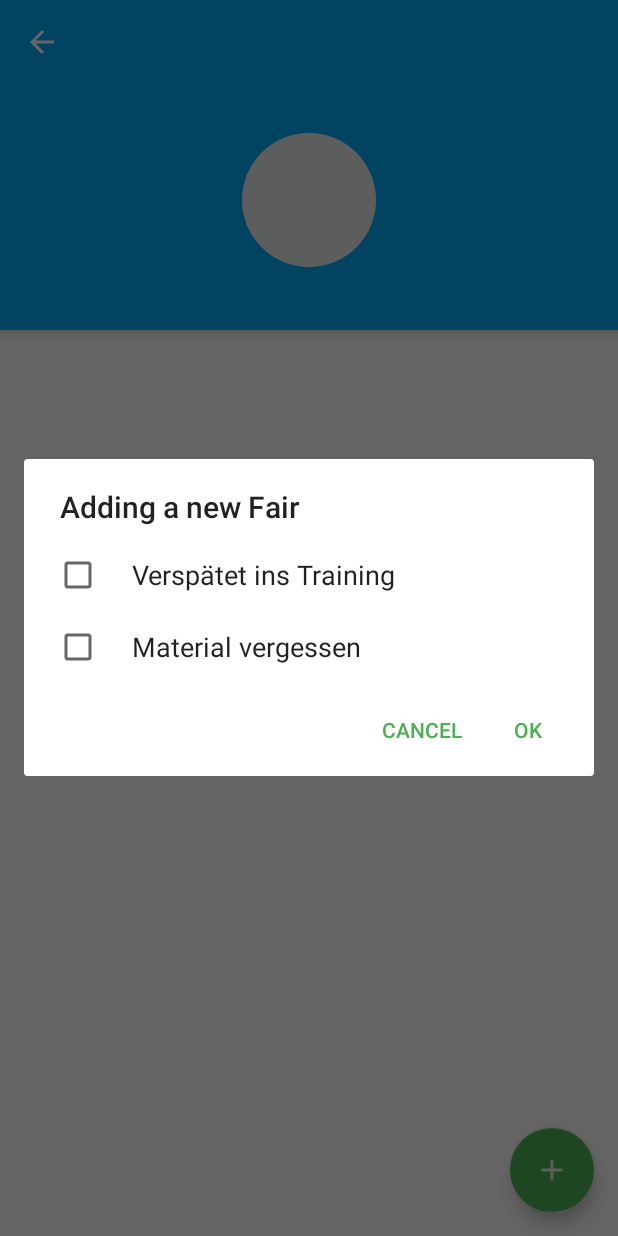
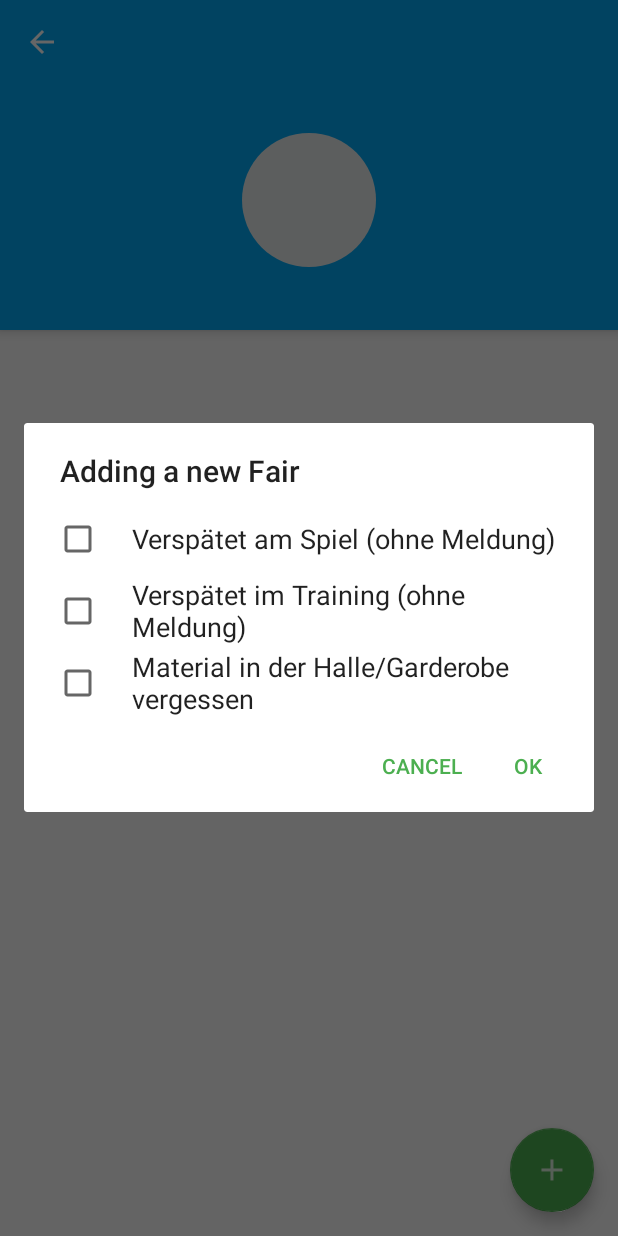
Before and after one commit to seherm/Bussenliste, an Android app: the PlayerDetailsActivity screen opened directly, with no data from a screen before it, after a tap on an icon or button, on a phone screen of 412 x 824 dp. Run offline under Robolectric (Android 15) with nearby library versions, the phone set to English and light mode, and no system bars; our stand-ins replace CircleImageView; 3 statements that could not run were skipped.

Commit message:
added some new fines

```diff
--- a/app/src/main/java/com/hermann/bussenliste/FineType.java
+++ b/app/src/main/java/com/hermann/bussenliste/FineType.java
@@ -5,5 +5,5 @@ package com.hermann.bussenliste;
  */
 
 public enum FineType {
-    VERSPÄTUNG, VERGESSENESMATERIAL
+    LATE_AT_THE_GAME, LATE_IN_TRAINING, FORGOT_THE_MATERIAL, PENALTY_FOR_COMPLAINING
 }
--- a/app/src/main/java/com/hermann/bussenliste/FinesAdapter.java
+++ b/app/src/main/java/com/hermann/bussenliste/FinesAdapter.java
@@ -55,7 +55,7 @@ public class FinesAdapter extends BaseAdapter {
         final TextView fineAmountTextView = (TextView) view.findViewById(R.id.fineAmount);
         final TextView fineTypeTextView = (TextView) view.findViewById(R.id.fineType);
         fineAmountTextView.setText(Integer.toString(fine.getAmount()) + " CHF");
-        fineTypeTextView.setText(fine.getType().name());
+        fineTypeTextView.setText(fine.getDescriptionStringResourceId());
 
         return view;
     }
--- a/app/src/main/java/com/hermann/bussenliste/PlayerDetailsActivity.java
+++ b/app/src/main/java/com/hermann/bussenliste/PlayerDetailsActivity.java
@@ -134,14 +134,13 @@ public class PlayerDetailsActivity extends AppCompatActivity {
             public void onClick(DialogInterface dialog, int id) {
                 for (Object fine : selectedItems) {
                     if (fine.equals(0)) {
-                        selectedPlayer.addFine(FineType.VERSPÄTUNG);
+                        selectedPlayer.addFine(FineType.LATE_AT_THE_GAME);
                         finesAdapter.notifyDataSetChanged();
                         totalSumOfFines.setText(Integer.toString(selectedPlayer.getTotalSumOfFines()) + " CHF");
                     } else if (fine.equals(1)) {
-                        selectedPlayer.addFine(FineType.VERGESSENESMATERIAL);
+                        selectedPlayer.addFine(FineType.LATE_IN_TRAINING);
                         finesAdapter.notifyDataSetChanged();
                         totalSumOfFines.setText(Integer.toString(selectedPlayer.getTotalSumOfFines()) + " CHF");
-
                     } else {
                         break;
                     }
--- a/app/src/main/res/values/strings.xml
+++ b/app/src/main/res/values/strings.xml
@@ -8,9 +8,14 @@
     <string name="delete_text">Delete</string>
     <string name="action_sync">Sync</string>
 
+    <string name="LATE_AT_THE_GAME">Verspätet am Spiel (ohne Meldung)</string>
+    <string name="LATE_IN_TRAINING">Verspätet im Training (ohne Meldung)</string>
+    <string name="FORGOT_THE_MATERIAL">Material in der Halle/Garderobe vergessen</string>
+
     <string-array name="fines">
-        <item name="delay">Verspätet ins Training</item>
-        <item name="forgottenMaterial">Material vergessen</item>
+        <item name="LATE_AT_THE_GAME">@string/LATE_AT_THE_GAME</item>
+        <item name="LATE_IN_TRAINING">@string/LATE_IN_TRAINING</item>
+        <item name="FORGOT_THE_MATERIAL">@string/FORGOT_THE_MATERIAL</item>
     </string-array>
 
     <string-array name="players">
```
Also changed, not shown: app/src/main/java/com/hermann/bussenliste/Fine.java (+7 -5 lines), app/src/main/java/com/hermann/bussenliste/Player.java (+8 -4 lines).
